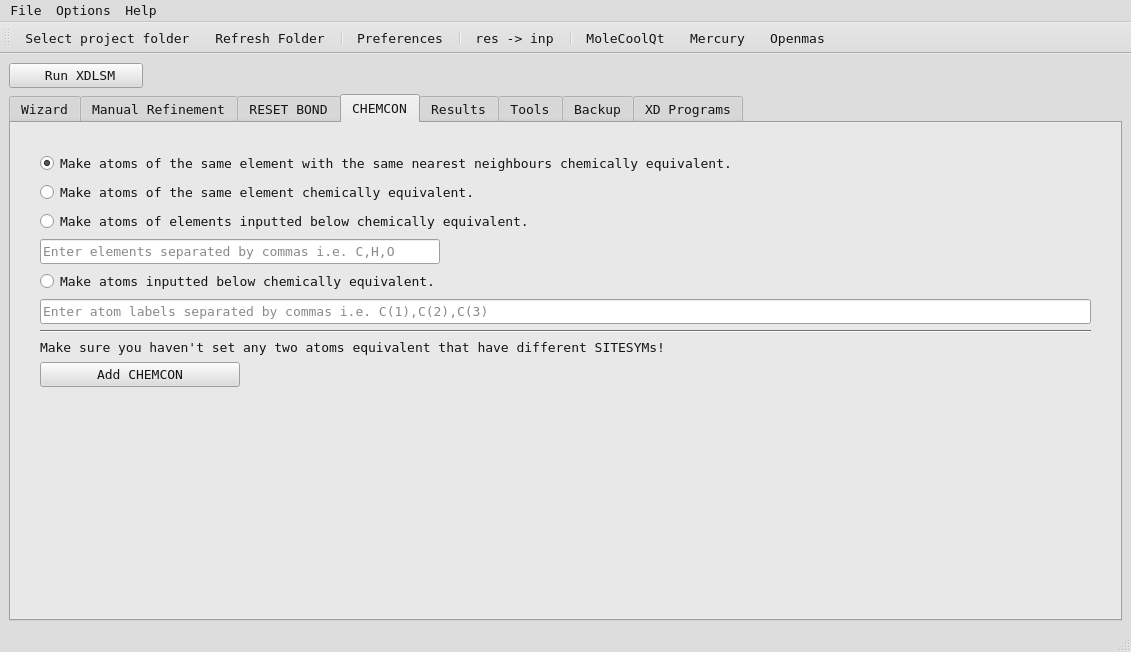
Old version of the form xdcool.ui in the repository mcrav/XDToolkit.
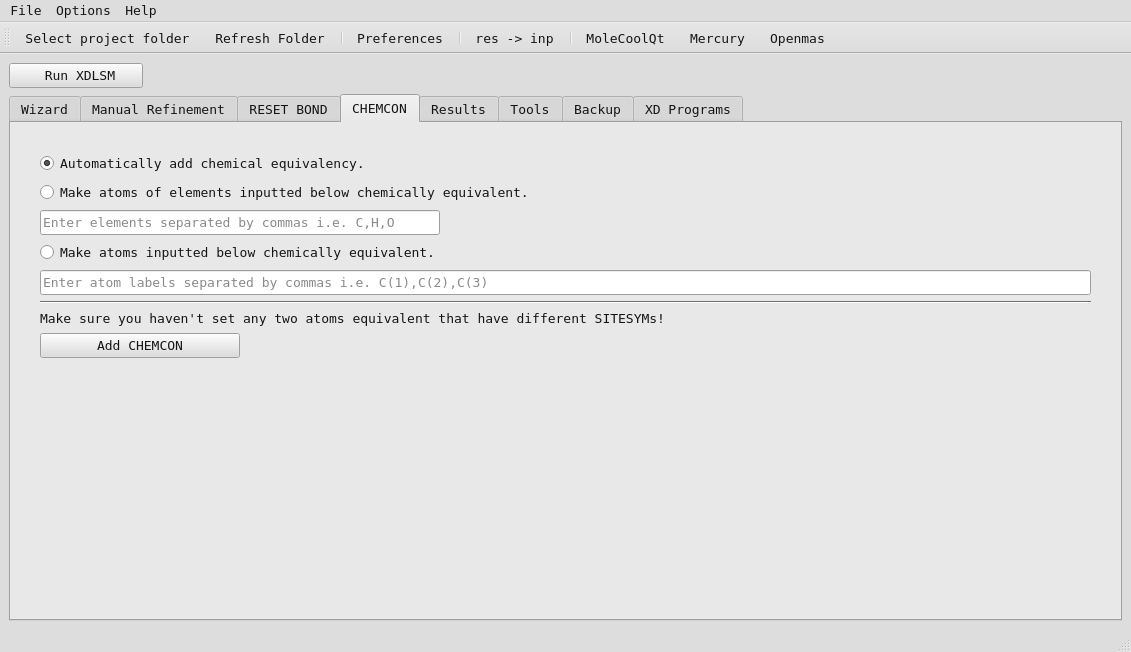
New version of the form. Icons and pictures are not drawn.

What changed in the file:
```diff
--- a/xdcool.ui
+++ b/xdcool.ui
@@ -2683,23 +2683,13 @@
           <item>
            <widget class="QRadioButton" name="neeborCHEMCON">
             <property name="text">
-             <string>Make atoms of the same element with the same nearest neighbours chemically equivalent.</string>
+             <string>Automatically add chemical equivalency.</string>
             </property>
             <property name="checked">
              <bool>true</bool>
             </property>
            </widget>
           </item>
-          <item>
-           <widget class="QRadioButton" name="allElementCHEMCON">
-            <property name="text">
-             <string>Make atoms of the same element chemically equivalent.</string>
-            </property>
-            <property name="checked">
-             <bool>false</bool>
-            </property>
-           </widget>
-          </item>
           <item>
            <widget class="QRadioButton" name="chooseElementCHEMCON">
             <property name="text">
```
Left out of the diff: 4 changed lines with no effect on the pictures.
